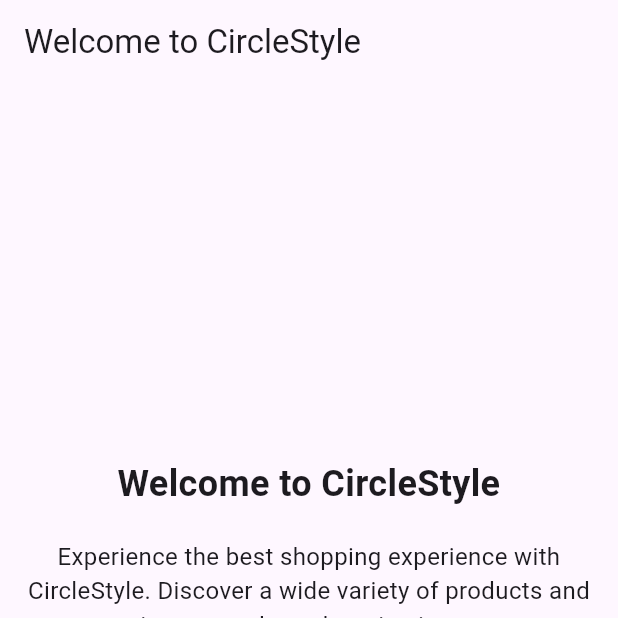
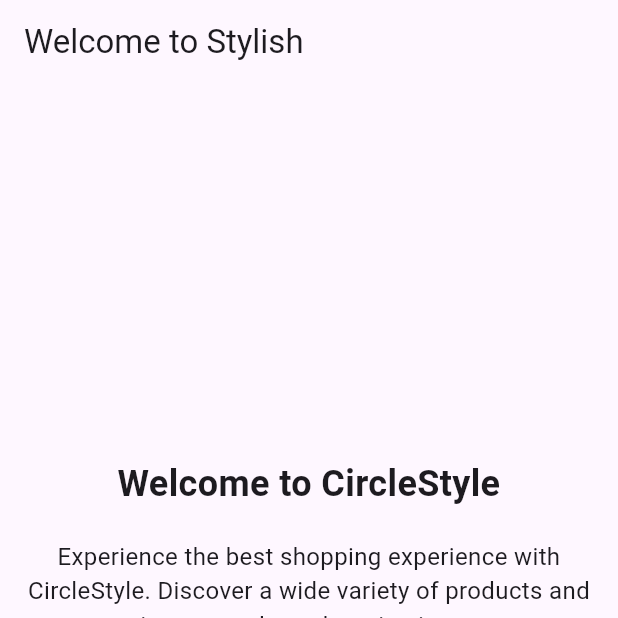
Before and after one commit to kelas-mobile-medan/aplikasi_ratu, a Flutter app: the screen it shows after launch, on a phone screen of 412 x 824 dp, the top half of it. Run offline on Flutter 3.47's test engine with Material 3 defaults, Android fonts, the phone set to English and light mode, and no system bars.

Commit message:
Update start_screen.dart

```diff
--- a/lib/screens/start_screen.dart
+++ b/lib/screens/start_screen.dart
@@ -10,7 +10,7 @@ class StartScreen extends StatelessWidget {
   Widget build(BuildContext context) {
     return Scaffold(
       appBar: AppBar(
-        title: Text('Welcome to CircleStyle'),
+        title: Text('Welcome to Stylish'),
       ),
       body: Padding(
         padding: const EdgeInsets.all(16.0),
```
